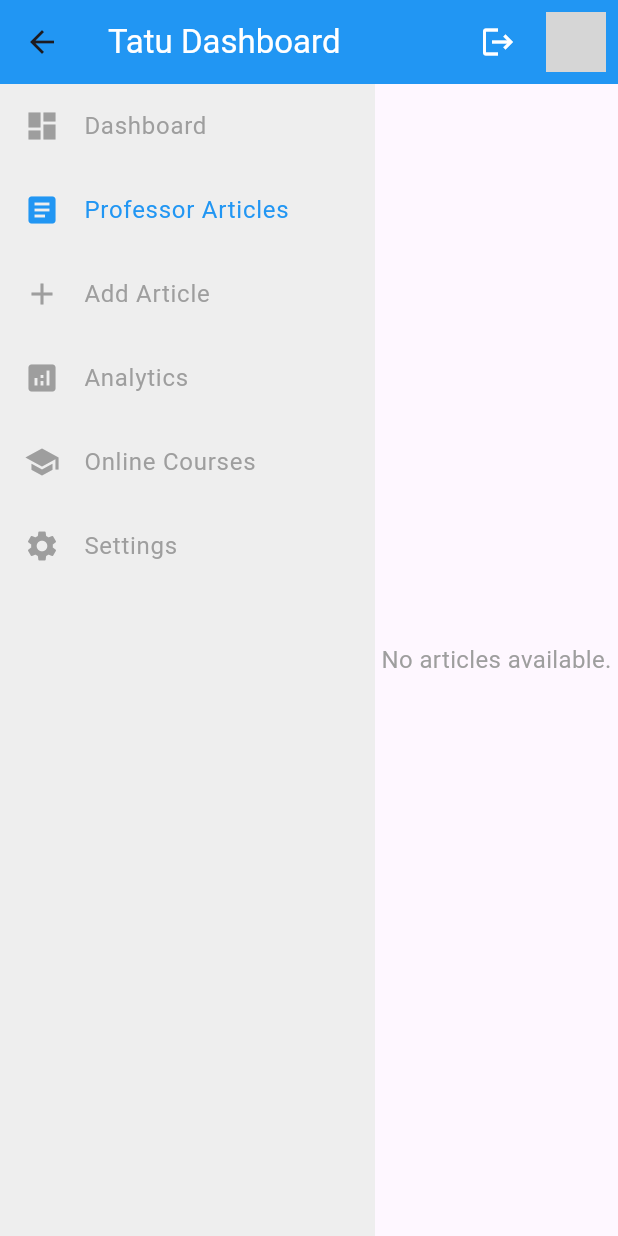
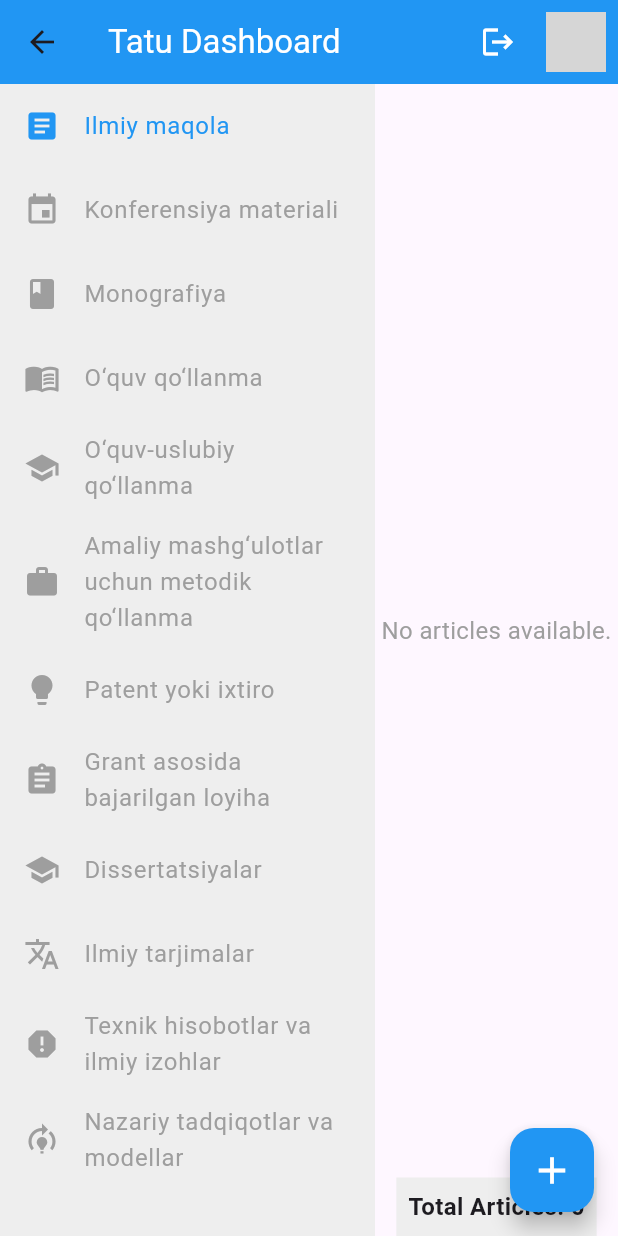
Before and after one commit to Sanjarbek17/tatu_frontend, a Flutter app: the ProfessorArticleListScreen screen opened directly, on a phone screen of 412 x 824 dp. Run offline on Flutter 3.47's test engine with Material 3 defaults, Android fonts, the phone set to English and light mode, and no system bars; our stand-ins replace email_validator, file_picker, go_router, shared_preferences; missing offline and left inert: dart:html; accounts and stored records are empty; network calls fail; grey boxes are pictures that could not be loaded.

Commit message:
Refactor drawer and article list: update drawer items for professor role, set default screen in ProfessorArticleListScreen, enhance ArticleListWidget with school year filtering, and remove unused placeholder widget.

```diff
--- a/lib/core/constants.dart
+++ b/lib/core/constants.dart
@@ -1,35 +1,110 @@
 import 'package:flutter/material.dart';
 import 'package:tatu_frontend/web/screens/professor/article_form.dart';
-import 'package:tatu_frontend/web/screens/professor/professor_settings_screen.dart';
 import 'package:tatu_frontend/web/widgets/article_list_widget.dart';
 
 const List<Map<String, dynamic>> drawerItems = [
-  {'title': 'Dashboard', 'icon': Icons.dashboard, 'screen': '/dashboard'},
+  {'title': 'Ilmiy maqola', 'icon': Icons.article, 'screen': '/ilmiy-maqola'},
   {
-    'title': 'Professor Articles',
-    'icon': Icons.article,
-    'screen': '/professor-articles',
+    'title': 'Konferensiya materiali',
+    'icon': Icons.event,
+    'screen': '/konferensiya-materiali',
   },
-  {'title': 'Add Article', 'icon': Icons.add, 'screen': '/add-article'},
-  {'title': 'Analytics', 'icon': Icons.analytics, 'screen': '/analytics'},
+  {'title': 'Monografiya', 'icon': Icons.book, 'screen': '/monografiya'},
   {
-    'title': 'Online Courses',
+    'title': 'O‘quv qo‘llanma',
+    'icon': Icons.menu_book,
+    'screen': '/oquv-qollanma',
+  },
+  {
+    'title': 'O‘quv-uslubiy qo‘llanma',
     'icon': Icons.school,
-    'screen': '/online-courses',
+    'screen': '/oquv-uslubiy-qollanma',
   },
-  {'title': 'Settings', 'icon': Icons.settings, 'screen': '/settings'},
+  {
+    'title': 'Amaliy mashg‘ulotlar uchun metodik qo‘llanma',
+    'icon': Icons.work,
+    'screen': '/amaliy-mashgulotlar',
+  },
+  {'title': 'Patent yoki ixtiro', 'icon': Icons.lightbulb, 'screen': '/patent'},
+  {
+    'title': 'Grant asosida bajarilgan loyiha',
+    'icon': Icons.assignment,
+    'screen': '/grant-loyiha',
+  },
+  {
+    'title': 'Dissertatsiyalar',
+    'icon': Icons.school,
+    'screen': '/dissertatsiyalar',
+  },
+  {
+    'title': 'Ilmiy tarjimalar',
+    'icon': Icons.translate,
+    'screen': '/ilmiy-tarjimalar',
+  },
+  {
+    'title': 'Texnik hisobotlar va ilmiy izohlar',
+    'icon': Icons.report,
+    'screen': '/texnik-hisobotlar',
+  },
+  {
+    'title': 'Nazariy tadqiqotlar va modellar',
+    'icon': Icons.model_training,
+    'screen': '/nazariy-tadqiqotlar',
+  },
 ];
 
 Widget getSelectedScreen(String screen) {
-  print('getselecred $screen');
-
   switch (screen) {
-    case '/professor-articles':
-      return ArticleListWidget();
+    case '/ilmiy-maqola':
+      return Center(
+        child: ArticleListWidget(),
+      ); // Replace with actual screen widget
     case '/add-article':
-      return AddArticleScreen();
-    case '/settings':
-      return ProfessorSettingsScreen();
+      return Center(child: AddArticleScreen());
+    case '/konferensiya-materiali':
+      return Center(
+        child: Text('Konferensiya materiali'),
+      ); // Replace with actual screen widget
+    case '/monografiya':
+      return Center(
+        child: Text('Monografiya'),
+      ); // Replace with actual screen widget
+    case '/oquv-qollanma':
+      return Center(
+        child: Text('O‘quv qo‘llanma'),
+      ); // Replace with actual screen widget
+    case '/oquv-uslubiy-qollanma':
+      return Center(
+        child: Text('O‘quv-uslubiy qo‘llanma'),
+      ); // Replace with actual screen widget
+    case '/amaliy-mashgulotlar':
+      return Center(
+        child: Text('Amaliy mashg‘ulotlar uchun metodik qo‘llanma'),
+      ); // Replace with actual screen widget
+    case '/patent':
+      return Center(
+        child: Text('Patent yoki ixtiro'),
+      ); // Replace with actual screen widget
+    case '/grant-loyiha':
+      return Center(
+        child: Text('Grant asosida bajarilgan loyiha'),
+      ); // Replace with actual screen widget
+    case '/dissertatsiyalar':
+      return Center(
+        child: Text('Dissertatsiyalar'),
+      ); // Replace with actual screen widget
+    case '/ilmiy-tarjimalar':
+      return Center(
+        child: Text('Ilmiy tarjimalar'),
+      ); // Replace with actual screen widget
+    case '/texnik-hisobotlar':
+      return Center(
+        child: Text('Texnik hisobotlar va ilmiy izohlar'),
+      ); // Replace with actual screen widget
+    case '/nazariy-tadqiqotlar':
+      return Center(
+        child: Text('Nazariy tadqiqotlar va modellar'),
+      ); // Replace with actual screen widget
     default:
       return Center(child: Text('Unknown screen selected'));
   }
--- a/lib/web/screens/professor/professor_article_list.dart
+++ b/lib/web/screens/professor/professor_article_list.dart
@@ -18,7 +18,7 @@ class ProfessorArticleListScreen extends StatefulWidget {
 
 class _ProfessorArticleListScreenState
     extends State<ProfessorArticleListScreen> {
-  String _selectedScreen = '/professor-articles'; // Default screen
+  String _selectedScreen = '/ilmiy-maqola'; // Default screen
 
   @override
   void didChangeDependencies() {
@@ -40,6 +40,15 @@ class _ProfessorArticleListScreenState
     return Consumer<ArticleProvider>(
       builder:
           (ctx, articleProvider, _) => Scaffold(
+            floatingActionButton: FloatingActionButton(
+              onPressed: () {
+                setState(() {
+                  _selectedScreen = '/add-article';
+                });
+              },
+              backgroundColor: Colors.blue, // Set background color to blue
+              child: Icon(Icons.add, color: Colors.white, size: 30),
+            ),
             appBar: AppBar(
               backgroundColor: Colors.blue,
               title: Text(
--- a/lib/web/screens/shared/drawer.dart
+++ b/lib/web/screens/shared/drawer.dart
@@ -1,52 +1,16 @@
 import 'package:flutter/material.dart';
+import 'package:tatu_frontend/core/constants.dart';
 
 class CustomDrawer extends StatelessWidget {
   final bool
   isProfessor; // Added parameter to determine if the user is a professor
-
-  final List<Map<String, dynamic>> items;
 
   CustomDrawer({
     required this.onItemSelected,
     required this.selectedScreen,
     required this.isProfessor, // Initialize isProfessor
     super.key,
-  }) : items = [
-         {
-           'title': 'Dashboard',
-           'icon': Icons.dashboard,
-           'screen': '/dashboard',
-         },
-         {
-           'title': 'Professor Articles',
-           'icon': Icons.article,
-           'screen': '/professor-articles',
-         },
-         if (isProfessor)
-           {
-             'title': 'Add Article',
-             'icon': Icons.add,
-             'screen': '/add-article',
-           },
-         if (isProfessor)
-           {
-             'title': 'Analytics',
-             'icon': Icons.analytics,
-             'screen': '/analytics',
-           },
-         if (isProfessor)
-           {
-             'title': 'Online Courses',
-             'icon': Icons.school,
-             'screen': '/online-courses',
-           },
-         if (isProfessor)
-           {
-             'title': 'Settings',
-             'icon': Icons.settings,
-             'screen': '/settings',
-           },
-       ];
+  });
 
   final Function(String) onItemSelected;
   final String selectedScreen; // Added to track selected screen
@@ -61,23 +25,24 @@ class CustomDrawer extends StatelessWidget {
         children: [
           Expanded(
             child: ListView.builder(
-              itemCount: items.length,
+              itemCount: drawerItems.length,
               itemBuilder: (context, index) {
-                final isSelected = items[index]['screen'] == selectedScreen;
+                final isSelected =
+                    drawerItems[index]['screen'] == selectedScreen;
                 return ListTile(
                   leading: Icon(
-                    items[index]['icon'],
+                    drawerItems[index]['icon'],
                     color: isSelected ? Colors.blue : Colors.grey,
                   ),
                   title: Text(
-                    items[index]['title'],
+                    drawerItems[index]['title'],
                     style: TextStyle(
                       fontSize: 16,
                       color: isSelected ? Colors.blue : Colors.grey,
                     ),
                   ),
                   onTap: () {
-                    onItemSelected(items[index]['screen']);
+                    onItemSelected(drawerItems[index]['screen']);
                   },
                 );
               },
--- a/lib/web/widgets/article_list_widget.dart
+++ b/lib/web/widgets/article_list_widget.dart
@@ -11,15 +11,18 @@ class ArticleListWidget extends StatelessWidget {
   Widget build(BuildContext context) {
     final articleProvider = Provider.of<ArticleProvider>(context);
 
-    return articleProvider.articles.isEmpty
+    return Column(
+      children: [
+        Expanded(
+          child:
+              articleProvider.articles.isEmpty
                   ? Center(
                     child: Text(
                       'No articles available.',
                       style: TextStyle(fontSize: 16.0, color: Colors.grey),
                     ),
                   )
-        : Expanded(
-          child: Column(
+                  : Column(
                     children: [
                       Padding(
                         padding: const EdgeInsets.all(8.0),
@@ -40,9 +43,8 @@ class ArticleListWidget extends StatelessWidget {
                           },
                         ),
                       ),
-              Row(
-                children: [
-                  SingleChildScrollView(
+                      Expanded(
+                        child: SingleChildScrollView(
                           scrollDirection: Axis.vertical,
                           child: SingleChildScrollView(
                             scrollDirection: Axis.horizontal,
@@ -64,7 +66,9 @@ class ArticleListWidget extends StatelessWidget {
                                             '${DateFormat('yyyy').format(article.schoolYear.startDate)}/${DateFormat('yyyy').format(article.schoolYear.endDate)}',
                                           ),
                                         ),
-                                  DataCell(Text(article.professor.username)),
+                                        DataCell(
+                                          Text(article.professor.username),
+                                        ),
                                         DataCell(
                                           Text(
                                             DateFormat(
@@ -117,10 +121,19 @@ class ArticleListWidget extends StatelessWidget {
                             ),
                           ),
                         ),
-                ],
                       ),
                     ],
                   ),
+        ),
+        Container(
+          padding: const EdgeInsets.all(8.0),
+          color: Colors.grey[200],
+          child: Text(
+            'Total Articles: ${articleProvider.articles.length}',
+            style: TextStyle(fontSize: 16.0, fontWeight: FontWeight.bold),
+          ),
+        ),
+      ],
     );
   }
 }
--- a/lib/web/widgets/placeholder.dart
+++ /dev/null
@@ -1 +0,0 @@
-// Placeholder file for widgets
```
Lines whose indentation alone changed are shown as unchanged.
